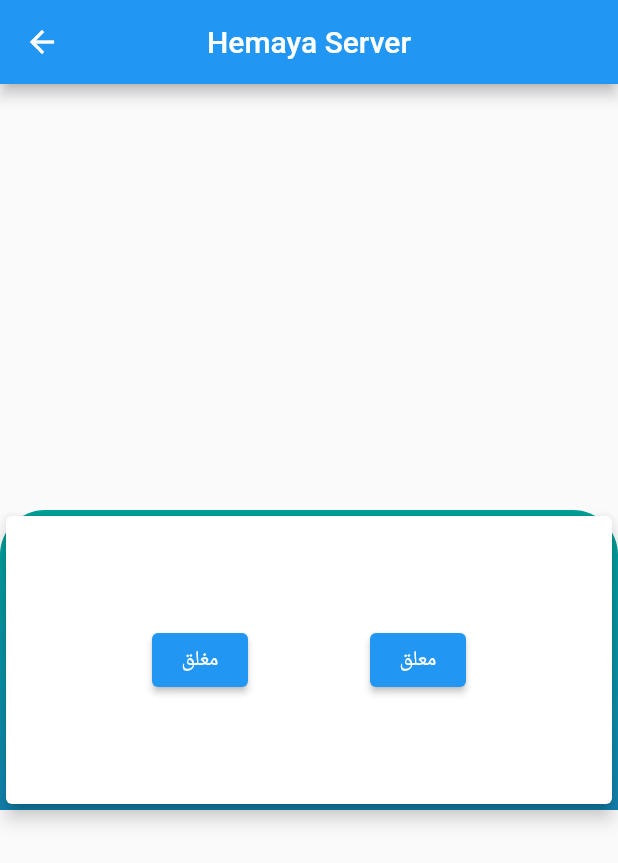
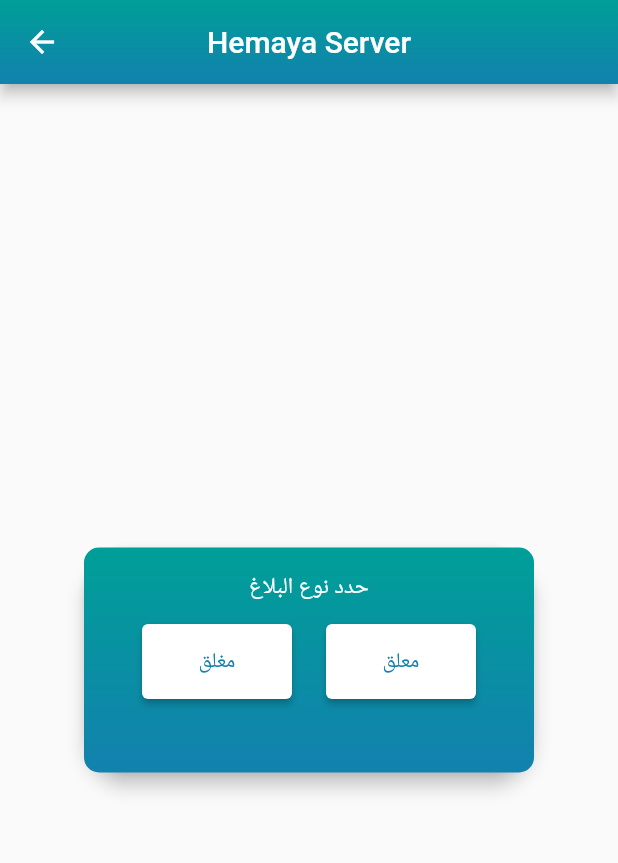
Before and after one commit to omaremam/hemaya-web, a Flutter app: the JoinScreen screen opened directly, on a phone screen of 412 x 824 dp. Shown: the top 863 px of the screen. Run offline on Flutter 3.47's test engine with Material 2 defaults, Android fonts, the light colour scheme and no system bars; our stand-ins replace socket_io_client; missing offline and left inert: dart:html, flutter_webrtc; network calls fail.

Commit message:
updated after call widget

```diff
--- a/lib/screens/join_screen.dart
+++ b/lib/screens/join_screen.dart
@@ -19,18 +19,21 @@
 
 class _JoinScreenState extends State<JoinScreen> {
   dynamic incomingSDPOffer;
-  bool isCardVisible = false;
+  bool toggle = false;
   final remoteCallerIdTextEditingController = TextEditingController();
   @override
   void dispose() {
     super.dispose();
-    incomingSDPOffer = null;
+  }
+
+  onToggleSwitch() {
+    setState(() => toggle = !toggle);
   }
 
   @override
   void initState() {
     super.initState();
-    isCardVisible = widget.isCardVisible;
+    toggle = widget.isCardVisible;
     print("Incoming sdp offer");
     print(incomingSDPOffer);
 
@@ -75,6 +78,15 @@
   Widget build(BuildContext context) {
     return Scaffold(
       appBar: AppBar(
+        flexibleSpace: Container(
+          decoration: const BoxDecoration(
+            gradient: LinearGradient(
+              colors: [Color(0xFF009F98), Color(0xFF1281AE)],
+              begin: Alignment.topCenter,
+              end: Alignment.bottomCenter,
+            ),
+          ),
+        ),
         centerTitle: true,
         title: const Text("Hemaya Server"),
       ),
@@ -86,7 +98,7 @@
                 child: Row(
                   mainAxisAlignment: MainAxisAlignment.center,
                   children: [
-                    Text(
+                    const Text(
                       "Incoming Call",
                     ),
                     IconButton(
@@ -112,26 +124,10 @@
                 ),
               ),
             if (incomingSDPOffer == null)
-              Center(child: Text("No incoming calls")),
-            if (isCardVisible)
-              Positioned.fill(
-                child: Center(
-                  child: AfterCallWidget(
-                    // customize as needed
-                    onButton1Pressed: () {
-                      // handle button 1 press
-                      setState(() {
-                        isCardVisible = false;
-                      });
-                    },
-                    onButton2Pressed: () {
-                      // handle button 2 press
-                      setState(() {
-                        isCardVisible = false;
-                      });
-                    },
-                  ),
-                ),
+              const Center(child: Text("No incoming calls")),
+            if (toggle)
+              Center(
+                child: AfterCallWidget(switchToggle: onToggleSwitch),
               ),
           ],
         ),
--- a/lib/widgets/after_call_card.dart
+++ b/lib/widgets/after_call_card.dart
@@ -1,44 +1,120 @@
 import 'package:flutter/material.dart';
+import 'package:hemayaweb/screens/join_screen.dart';
+import 'package:http/http.dart' as http;
+
+typedef VoidCallback = void Function();
 
 class AfterCallWidget extends StatelessWidget {
-  final VoidCallback onButton1Pressed;
-  final VoidCallback onButton2Pressed;
-
-  AfterCallWidget({
-    required this.onButton1Pressed,
-    required this.onButton2Pressed,
-  });
-
+  final VoidCallback? switchToggle;
+  AfterCallWidget({required this.switchToggle});
   @override
   Widget build(BuildContext context) {
-    return Container(
-      decoration: const BoxDecoration(
+    return Card(
+      elevation: 5,
+      shape: RoundedRectangleBorder(
+        borderRadius: BorderRadius.circular(30.0),
+      ),
+      color: Colors
+          .transparent, // Set to transparent to allow the gradient to show through
+      child: Container(
+        height: 150,
+        width: 300,
+        decoration: BoxDecoration(
+          borderRadius: BorderRadius.all(Radius.circular(10)),
           gradient: LinearGradient(
             colors: [Color(0xFF009F98), Color(0xFF1281AE)],
             begin: Alignment.topCenter,
             end: Alignment.bottomCenter,
           ),
-        borderRadius: BorderRadius.only(
-          topLeft: Radius.circular(30.0),
-          topRight: Radius.circular(30.0),
+        ),
+        child: Padding(
+          padding: EdgeInsets.all(16.0),
+          child: Column(
+            crossAxisAlignment: CrossAxisAlignment.center,
+            children: [
+              SizedBox(
+                width: 200,
+                child: Center(
+                  child: Text(
+                    'حدد نوع البلاغ',
+                    style: TextStyle(
+                      fontSize: 15,
+                      color: Colors.white, // Set to your desired text color
                     ),
                   ),
-      height: 200,
-      width: 500,
-      child: Card(
-        elevation: 5,
-        child: Padding(
-          padding: const EdgeInsets.all(16.0),
-          child: Row(
+                ),
+              ),
+              SizedBox(
+                height: 15,
+              ),
+              Row(
                 mainAxisAlignment: MainAxisAlignment.spaceEvenly,
                 children: [
-              ElevatedButton(
-                onPressed: onButton1Pressed,
-                child: Text('مغلق'),
+                  SizedBox(
+                    height: 50,
+                    width: 100,
+                    child: ElevatedButton(
+                      onPressed: () {
+                        // determineCallType(true).then((value) =>
+                        //     {switchToggle!(), Navigator.pop(context)});
+                        determineCallType(true).then((value) => {
+                              Navigator.pushReplacement(
+                                context,
+                                MaterialPageRoute(
+                                  builder: (_) => JoinScreen(
+                                    selfCallerId: "1234",
+                                    isCardVisible: false,
                                   ),
-              ElevatedButton(
-                onPressed: onButton2Pressed,
-                child: Text('معلق'),
+                                ),
+                              )
+                            });
+                      },
+                      style: ElevatedButton.styleFrom(
+                        backgroundColor: Colors
+                            .white, // Set to your desired background color
+                      ),
+                      child: Text(
+                        'مغلق',
+                        style: TextStyle(
+                          color: Color(
+                              0xFF1281AE), // Set to your desired text color
+                        ),
+                      ),
+                    ),
+                  ),
+                  SizedBox(
+                    height: 50,
+                    width: 100,
+                    child: ElevatedButton(
+                      onPressed: () {
+                        // determineCallType(false).then((value) =>
+                        //     {switchToggle!(), Navigator.pop(context)});
+                        determineCallType(false).then((value) => {
+                              Navigator.pushReplacement(
+                                context,
+                                MaterialPageRoute(
+                                  builder: (_) => JoinScreen(
+                                    selfCallerId: "1234",
+                                    isCardVisible: false,
+                                  ),
+                                ),
+                              )
+                            });
+                      },
+                      style: ElevatedButton.styleFrom(
+                        backgroundColor: Colors
+                            .white, // Set to your desired background color
+                      ),
+                      child: Text(
+                        'معلق',
+                        style: TextStyle(
+                          color: Color(
+                              0xFF1281AE), // Set to your desired text color
+                        ),
+                      ),
+                    ),
+                  ),
+                ],
               ),
             ],
           ),
@@ -47,3 +123,23 @@
     );
   }
 }
+
+Future<void> determineCallType(bool type) async {
+  // Determine the endpoint based on the type
+  String endpoint = type ? "closed" : "open";
+
+  final url = Uri.parse("http://13.36.63.83:5956/session/$endpoint");
+  try {
+    final response = await http.get(url);
+    if (response.statusCode == 200) {
+      // Request was successful
+      print('Request successful');
+    } else {
+      // Request failed
+      print('Request failed with status: ${response.statusCode}');
+    }
+  } catch (error) {
+    // Handle other errors, e.g., network issues
+    print('Error: $error');
+  }
+}
--- a/pubspec.yaml
+++ b/pubspec.yaml
@@ -39,6 +39,7 @@
   socket_io_client: ^2.0.1
   url_launcher: ^6.0.10
   dio: ^4.0.4
+  http: ^0.13.3
 
 dev_dependencies:
   flutter_test:
```
Also changed, not shown: lib/screens/call_screen.dart (+24 -7 lines), lib/screens/login_screen.dart (+7 -7 lines), pubspec.lock, 3 other files. Lines whose indentation alone changed are shown as unchanged.
